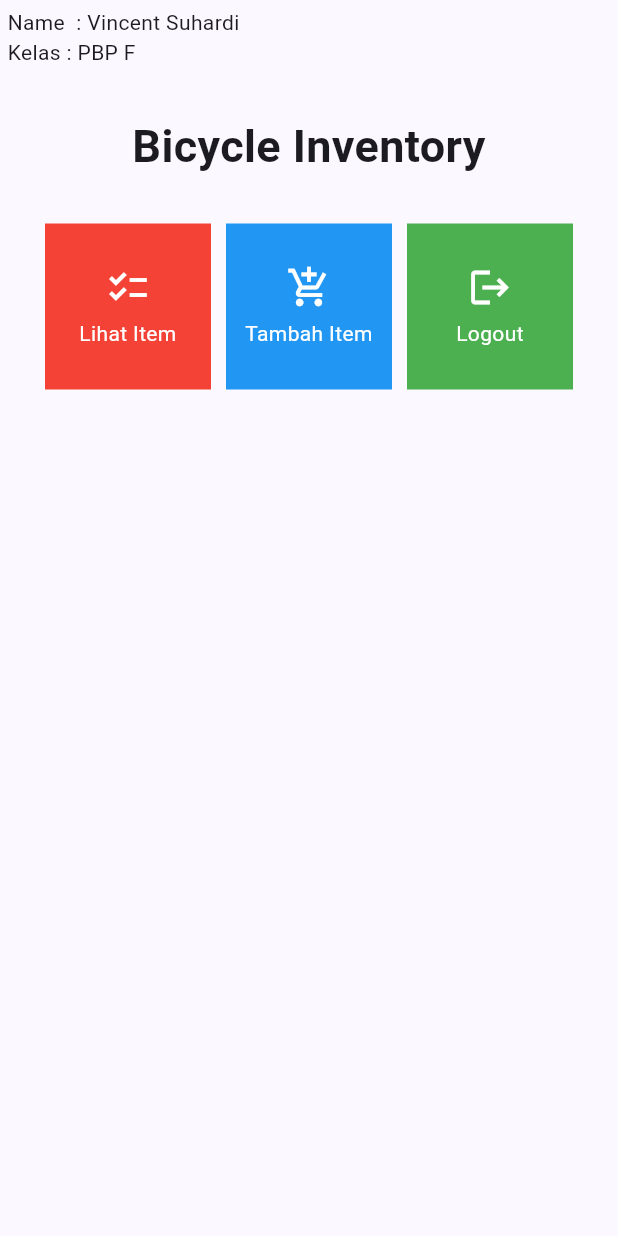
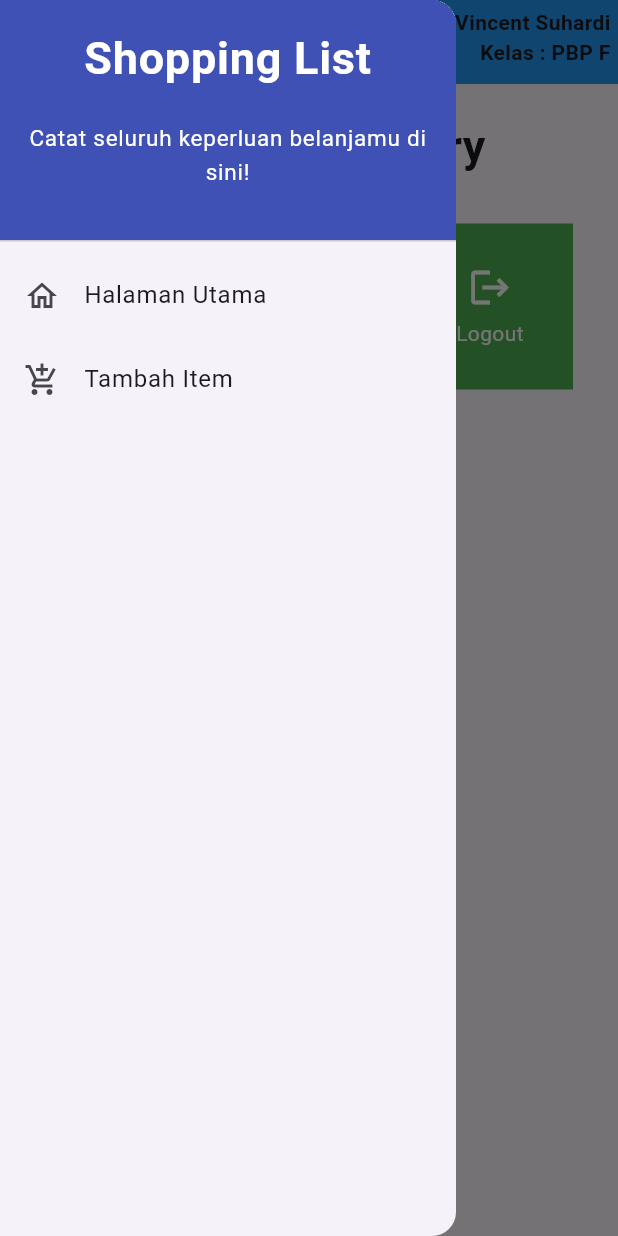
Before and after one commit to InhumanlyInsane/bicycleparts-inv-mobile, a Flutter app: the screen it shows after launch, with the side drawer open (before the commit the screen has no drawer), on a phone screen of 412 x 824 dp. Run offline on Flutter 3.47's test engine with Material 2 defaults, Android fonts, the phone set to English and light mode, and no system bars.

Commit message:
Selesai mengerjakan bagian kode Tugas 8

```diff
--- a/main/lib/main.dart
+++ b/main/lib/main.dart
@@ -1,5 +1,5 @@
 import 'package:flutter/material.dart';
-import 'package:main/menu.dart';
+import 'package:main/screens/menu.dart';
 
 void main() {
   runApp(const MyApp());
--- a/main/lib/menu.dart
+++ b/main/lib/screens/menu.dart
@@ -1,4 +1,7 @@
 import 'package:flutter/material.dart';
+import 'package:main/widgets/item_card.dart';
+import 'package:main/widgets/left_drawer.dart';
+
 
 class MyHomePage extends StatelessWidget {
   MyHomePage({Key? key}) : super(key: key);
@@ -14,17 +17,26 @@ class MyHomePage extends StatelessWidget {
         return Scaffold(
 
           appBar: AppBar(
+            backgroundColor: Colors.blue,
             flexibleSpace: Container(
               margin: const EdgeInsets.all(5), // Adjust the margin as needed
               child: const Column(
-                crossAxisAlignment: CrossAxisAlignment.start,
+                crossAxisAlignment: CrossAxisAlignment.end, // align ke kanan appbar
                 children: [
-                  Text('Name  : Vincent Suhardi'),
-                  Text('Kelas : PBP F'),
+                  Text('Name  : Vincent Suhardi',
+                  style: TextStyle(
+                    fontWeight: FontWeight.bold,
+                  ),),
+                  Text('Kelas : PBP F',
+                  style: TextStyle(
+                    fontWeight: FontWeight.bold,
+                  ),),
                 ],
               ),
             ),
           ),
+
+          drawer: const LeftDrawer(),
 
           body: SingleChildScrollView(
             // Widget wrapper yang dapat discroll
@@ -68,60 +80,4 @@ class MyHomePage extends StatelessWidget {
 
         );
     }
-
-
-
 }
-
-class InventoryItem {
-  final String name;
-  final IconData icon;
-  final Color color;
-
-  InventoryItem(this.name, this.icon, this.color);
-}
-
-class ItemCard extends StatelessWidget {
-  final InventoryItem item;
-
-  const ItemCard(this.item, {super.key}); // Constructor
-
-  @override
-  Widget build(BuildContext context) {
-    return Material(
-      color: item.color,
-      child: InkWell(
-        // Area responsive terhadap sentuhan
-        onTap: () {
-          // Memunculkan SnackBar ketika diklik
-          ScaffoldMessenger.of(context)
-            ..hideCurrentSnackBar()
-            ..showSnackBar(SnackBar(
-                content: Text("Kamu telah menekan tombol ${item.name}!")));
-        },
-        child: Container(
-          // Container untuk menyimpan Icon dan Text
-          padding: const EdgeInsets.all(8),
-          child: Center(
-            child: Column(
-              mainAxisAlignment: MainAxisAlignment.center,
-              children: [
-                Icon(
-                  item.icon,
-                  color: Colors.white,
-                  size: 30.0,
-                ),
-                const Padding(padding: EdgeInsets.all(3)),
-                Text(
-                  item.name,
-                  textAlign: TextAlign.center,
-                  style: const TextStyle(color: Colors.white),
-                ),
-              ],
-            ),
-          ),
-        ),
-      ),
-    );
-  }
-}
--- /dev/null
+++ b/main/lib/widgets/item_card.dart
@@ -0,0 +1,63 @@
+import 'package:flutter/material.dart';
+import 'package:main/screens/shoplist_form.dart';
+
+class InventoryItem{
+  final String name;
+  final IconData icon;
+  final Color color;
+
+  InventoryItem(this.name, this.icon, this.color);
+}
+
+class ItemCard extends StatelessWidget {
+  final InventoryItem item;
+
+  const ItemCard(this.item, {super.key}); // Constructor
+
+  @override
+  Widget build(BuildContext context) {
+    return Material(
+      color: item.color,
+      child: InkWell(
+        // Area responsive terhadap sentuhan
+        onTap: () {
+          // Memunculkan SnackBar ketika diklik
+          ScaffoldMessenger.of(context)
+            ..hideCurrentSnackBar()
+            ..showSnackBar(SnackBar(
+                content: Text("Kamu telah menekan tombol ${item.name}!")));
+
+          // Navigate ke route yang sesuai (tergantung jenis tombol)
+          if (item.name == "Tambah Item") {
+            // TODO: Gunakan Navigator.push untuk melakukan navigasi ke MaterialPageRoute yang mencakup ShopFormPage.
+            Navigator.push(context,
+              MaterialPageRoute(builder: (context) => const ShopFormPage()));
+          }
+        },
+
+        child: Container(
+          // Container untuk menyimpan Icon dan Text
+          padding: const EdgeInsets.all(8),
+          child: Center(
+            child: Column(
+              mainAxisAlignment: MainAxisAlignment.center,
+              children: [
+                Icon(
+                  item.icon,
+                  color: Colors.white,
+                  size: 30.0,
+                ),
+                const Padding(padding: EdgeInsets.all(3)),
+                Text(
+                  item.name,
+                  textAlign: TextAlign.center,
+                  style: const TextStyle(color: Colors.white),
+                ),
+              ],
+            ),
+          ),
+        ),
+      ),
+    );
+  }
+}
--- /dev/null
+++ b/main/lib/widgets/left_drawer.dart
@@ -0,0 +1,72 @@
+import 'package:flutter/material.dart';
+import 'package:main/screens/menu.dart';
+import 'package:main/screens/shoplist_form.dart';
+
+class LeftDrawer extends StatelessWidget {
+  const LeftDrawer({super.key});
+
+  @override
+  Widget build(BuildContext context) {
+    return Drawer(
+      child: ListView(
+        children: [
+          const DrawerHeader(
+            // Bagian drawer header
+            decoration: BoxDecoration(
+              color: Colors.indigo,
+            ),
+            child: Column(
+              children: [
+                Text(
+                  'Shopping List',
+                  textAlign: TextAlign.center,
+                  style: TextStyle(
+                    fontSize: 30,
+                    fontWeight: FontWeight.bold,
+                    color: Colors.white,
+                  ),
+                ),
+                Padding(padding: EdgeInsets.all(10)),
+                Text("Catat seluruh keperluan belanjamu di sini!",
+                textAlign: TextAlign.center,
+                style: TextStyle(
+                  fontSize: 15,
+                  color: Colors.white,
+                ),
+                ),
+              ],
+            ),
+          ),
+
+          ListTile(
+            leading: const Icon(Icons.home_outlined),
+            title: const Text('Halaman Utama'),
+            // Bagian redirection ke MyHomePage
+            onTap: () {
+              Navigator.pushReplacement(
+                  context,
+                  MaterialPageRoute(
+                    builder: (context) => MyHomePage(),
+                  ));
+            },
+          ),
+
+          ListTile(
+            leading: const Icon(Icons.add_shopping_cart),
+            title: const Text('Tambah Item'),
+            // Bagian redirection ke ShopFormPage
+            onTap: () {
+              Navigator.pushReplacement(
+                context,
+                MaterialPageRoute(
+                  builder: (context) => const ShopFormPage(),
+                )
+              );
+            },
+          ),
+
+        ],
+      ),
+    );
+  }
+}
```
Also changed, not shown: main/lib/screens/shoplist_form.dart (added, +180 -0 lines).
